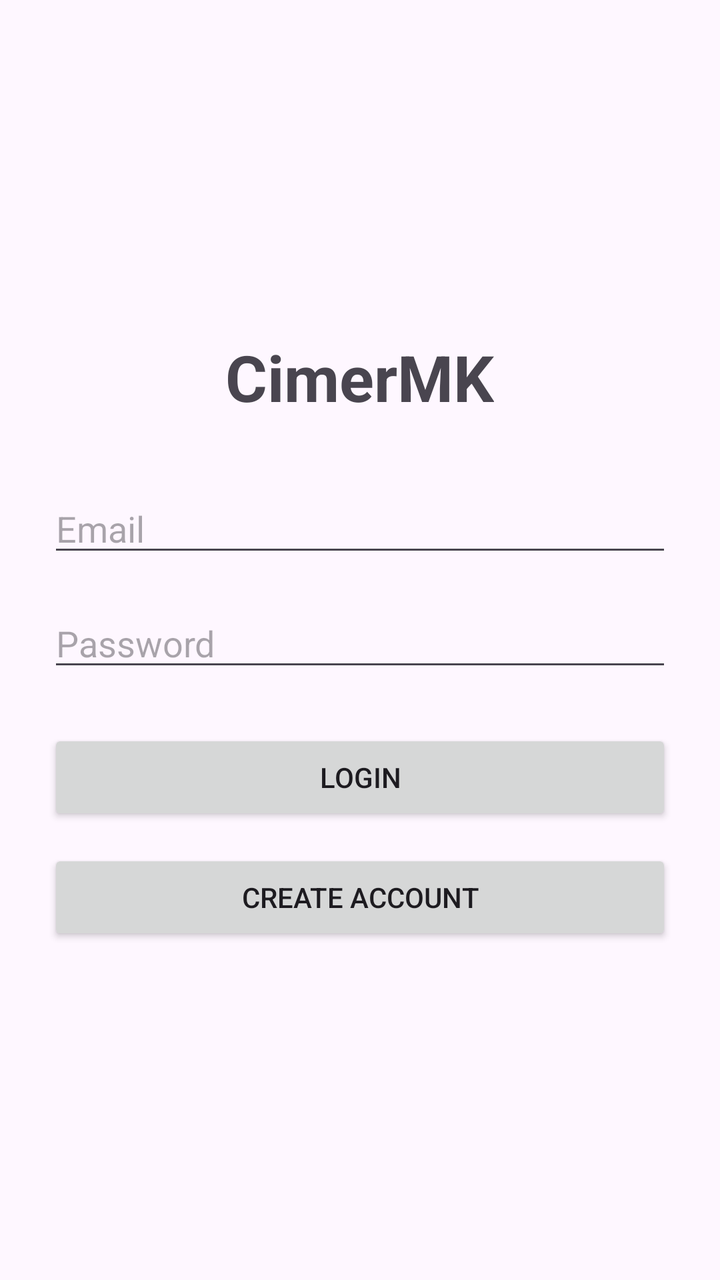
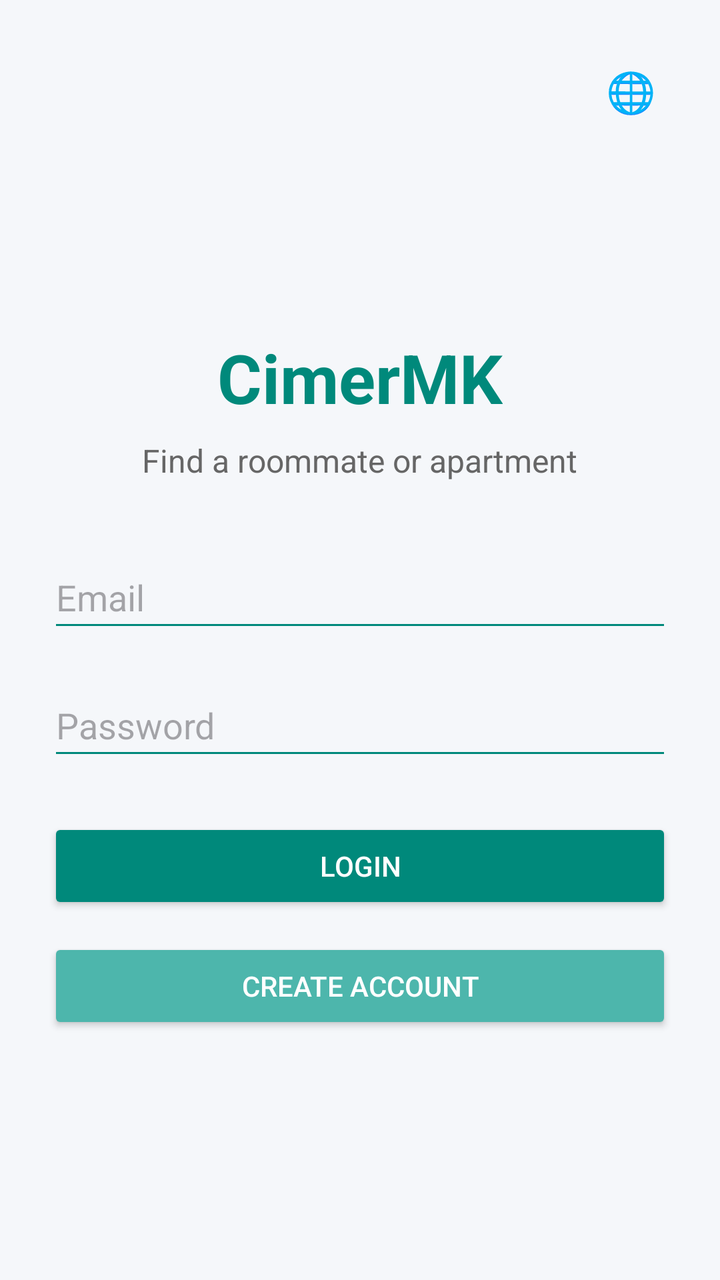

Compare the two renders of this Android layout. The source of the first and the diff that turns it into the second are given below.
<!-- AndroidManifest.xml: application theme Theme.CimerMK -->
<!-- res/layout/activity_login.xml -->
<?xml version="1.0" encoding="utf-8"?>
<LinearLayout
    xmlns:android="http://schemas.android.com/apk/res/android"
    android:layout_width="match_parent"
    android:layout_height="match_parent"
    android:orientation="vertical"
    android:gravity="center"
    android:padding="24dp">

    <TextView
        android:layout_width="wrap_content"
        android:layout_height="wrap_content"
        android:text="@string/app_name"
        android:textSize="32sp"
        android:textStyle="bold"
        android:layout_marginBottom="32dp"/>

    <EditText
        android:id="@+id/etEmail"
        android:layout_width="match_parent"
        android:layout_height="wrap_content"
        android:hint="@string/email"/>

    <EditText
        android:id="@+id/etPassword"
        android:layout_width="match_parent"
        android:layout_height="wrap_content"
        android:hint="@string/password"
        android:inputType="textPassword"
        android:layout_marginTop="16dp"/>

    <Button
        android:id="@+id/btnLogin"
        android:layout_width="match_parent"
        android:layout_height="wrap_content"
        android:text="@string/login"
        android:layout_marginTop="24dp"/>

    <Button
        android:id="@+id/btnGoToRegister"
        android:layout_width="match_parent"
        android:layout_height="wrap_content"
        android:text="@string/create_account"
        android:layout_marginTop="12dp"/>

</LinearLayout>
<!-- resources referenced by this layout -->
<resources>
  <string name="app_name">CimerMK</string>
  <string name="create_account">Create account</string>
  <string name="email">Email</string>
  <string name="login">Login</string>
  <string name="password">Password</string>
  <style name="Theme.CimerMK" parent="Base.Theme.CimerMK" />
  <style name="Base.Theme.CimerMK" parent="Theme.Material3.DayNight.NoActionBar">
          
          
      </style>
</resources>

<!-- the commit's change to res/layout/activity_login.xml (unified diff, before → after) -->
@@ -4,43 +4,77 @@
     android:layout_width="match_parent"
     android:layout_height="match_parent"
     android:orientation="vertical"
-    android:gravity="center"
+    android:background="#F5F7FA"
     android:padding="24dp">
 
     <TextView
+        android:id="@+id/btnLanguage"
         android:layout_width="wrap_content"
         android:layout_height="wrap_content"
-        android:text="@string/app_name"
-        android:textSize="32sp"
-        android:textStyle="bold"
-        android:layout_marginBottom="32dp"/>
+        android:text="🌐"
+        android:textSize="20sp"
+        android:layout_gravity="end"
+        android:padding="8dp"/>
 
-    <EditText
-        android:id="@+id/etEmail"
+    <LinearLayout
         android:layout_width="match_parent"
-        android:layout_height="wrap_content"
-        android:hint="@string/email"/>
+        android:layout_height="match_parent"
+        android:gravity="center"
+        android:orientation="vertical">
 
-    <EditText
-        android:id="@+id/etPassword"
-        android:layout_width="match_parent"
-        android:layout_height="wrap_content"
-        android:hint="@string/password"
-        android:inputType="textPassword"
-        android:layout_marginTop="16dp"/>
+        <TextView
+            android:layout_width="wrap_content"
+            android:layout_height="wrap_content"
+            android:text="@string/app_name"
+            android:textSize="34sp"
+            android:textStyle="bold"
+            android:textColor="#00897B"
+            android:layout_marginBottom="8dp"/>
 
-    <Button
-        android:id="@+id/btnLogin"
-        android:layout_width="match_parent"
-        android:layout_height="wrap_content"
-        android:text="@string/login"
-        android:layout_marginTop="24dp"/>
+        <TextView
+            android:layout_width="wrap_content"
+            android:layout_height="wrap_content"
+            android:text="@string/app_slogan"
+            android:textSize="16sp"
+            android:textColor="#666666"
+            android:layout_marginBottom="32dp"/>
 
-    <Button
-        android:id="@+id/btnGoToRegister"
-        android:layout_width="match_parent"
-        android:layout_height="wrap_content"
-        android:text="@string/create_account"
-        android:layout_marginTop="12dp"/>
+        <EditText
+            android:id="@+id/etEmail"
+            android:layout_width="match_parent"
+            android:layout_height="wrap_content"
+            android:minHeight="48dp"
+            android:hint="@string/email"
+            android:backgroundTint="#00897B"/>
+
+        <EditText
+            android:id="@+id/etPassword"
+            android:layout_width="match_parent"
+            android:layout_height="wrap_content"
+            android:minHeight="48dp"
+            android:hint="@string/password"
+            android:inputType="textPassword"
+            android:backgroundTint="#00897B"
+            android:layout_marginTop="16dp"/>
+
+        <Button
+            android:id="@+id/btnLogin"
+            android:layout_width="match_parent"
+            android:layout_height="wrap_content"
+            android:text="@string/login"
+            android:backgroundTint="#00897B"
+            android:textColor="@android:color/white"
+            android:layout_marginTop="24dp"/>
+
+        <Button
+            android:id="@+id/btnGoToRegister"
+            android:layout_width="match_parent"
+            android:layout_height="wrap_content"
+            android:text="@string/create_account"
+            android:backgroundTint="#4DB6AC"
+            android:textColor="@android:color/white"
+            android:layout_marginTop="12dp"/>
+
+    </LinearLayout>
 
 </LinearLayout>
<!-- resource entries referenced after the edit -->
@@ -1,6 +1,7 @@
 <!-- resources referenced by this layout -->
 <resources>
   <string name="app_name">CimerMK</string>
+  <string name="app_slogan">Find a roommate or apartment</string>
   <string name="create_account">Create account</string>
   <string name="email">Email</string>
   <string name="login">Login</string>
